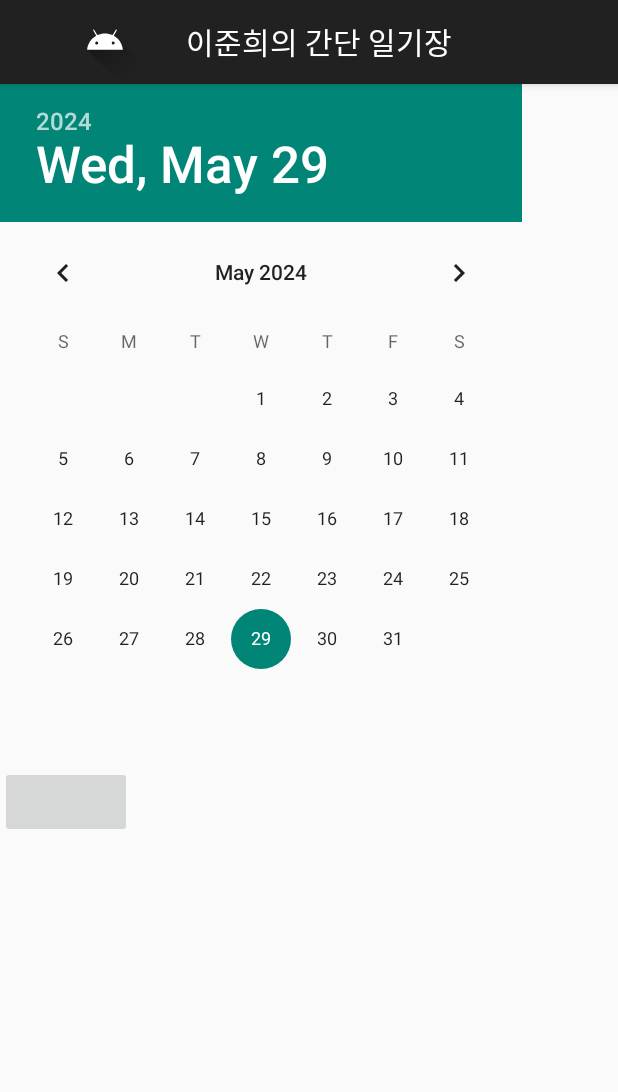
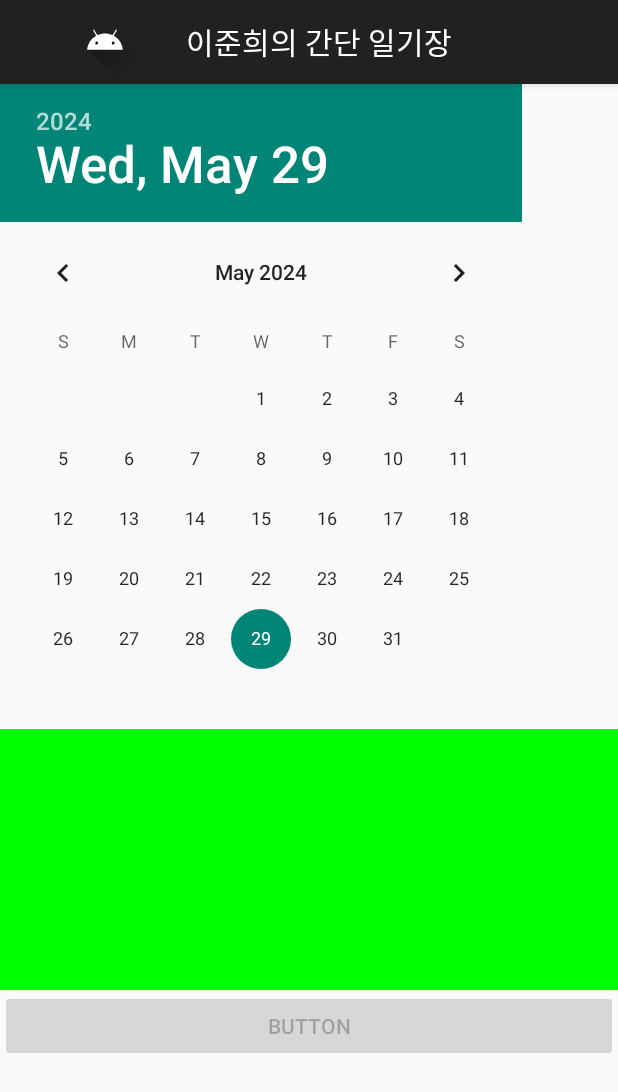
Before and after one commit to iamjooon2-playground/Gandroid-Starter, an Android app: the screen it shows after launch (MainActivity), on a phone screen of 412 x 824 dp. Shown: the top 1092 px of the screen. Run offline under Robolectric (Android 15) with nearby library versions, the light colour scheme and no system bars.

Commit message:
fix: 토스트 메시지 추가

```diff
--- a/app/src/main/java/com/example/gandroid/MainActivity.kt
+++ b/app/src/main/java/com/example/gandroid/MainActivity.kt
@@ -5,6 +5,7 @@ import android.os.Bundle
 import android.widget.Button
 import android.widget.DatePicker
 import android.widget.EditText
+import android.widget.Toast
 import androidx.appcompat.app.AppCompatActivity
 import java.io.FileInputStream
 import java.io.IOException
@@ -33,7 +34,6 @@ class MainActivity : AppCompatActivity() {
         var day = cal.get(Calendar.DAY_OF_MONTH)
 
         datePicker.init(year, month, day) { view, year, monthOfYear, dayOfMonth ->
-            // 달도 0달부터 세나?
             fileName = Integer.toString(year) + "_" + Integer.toString(monthOfYear + 1) + "_" + Integer.toString(dayOfMonth) + ".txt"
             var str = readDiary(fileName)
             editText.setText(str)
@@ -46,7 +46,8 @@ class MainActivity : AppCompatActivity() {
             outFs.write(str.toByteArray())
             outFs.close()
 
-            // 토스트 메시지 띄우기
+            Toast.makeText(applicationContext, "$fileName 이 저장 됨", Toast.LENGTH_SHORT)
+                .show()
         }
 
         showActionBar()
--- a/app/src/main/res/layout/activity_main.xml
+++ b/app/src/main/res/layout/activity_main.xml
@@ -3,7 +3,7 @@
     xmlns:tools="http://schemas.android.com/tools"
     android:id="@+id/main"
     android:layout_width="match_parent"
-    android:layout_height="match_parent"
+    android:layout_height="wrap_content"
     android:orientation="vertical"
     android:theme="@style/ThemeOverlay.AppCompat.ActionBar"
     tools:context=".MainActivity"
@@ -11,20 +11,22 @@
 
     <DatePicker
         android:id="@+id/datePicker"
-        android:layout_width="wrap_content"
+        android:layout_width="match_parent"
         android:layout_height="wrap_content"
         android:calendarViewShown="false" />
 
     <EditText
         android:id="@+id/editDiary"
-        android:layout_width="wrap_content"
+        android:layout_width="match_parent"
         android:layout_height="wrap_content"
+        android:lines="8"
         android:background="#00ff00" />
 
     <Button
         android:id="@+id/buttonWrite"
-        android:layout_width="wrap_content"
+        android:layout_width="match_parent"
         android:layout_height="wrap_content"
+        android:text="Button"
         android:enabled="false" />
 
 </LinearLayout>
```
